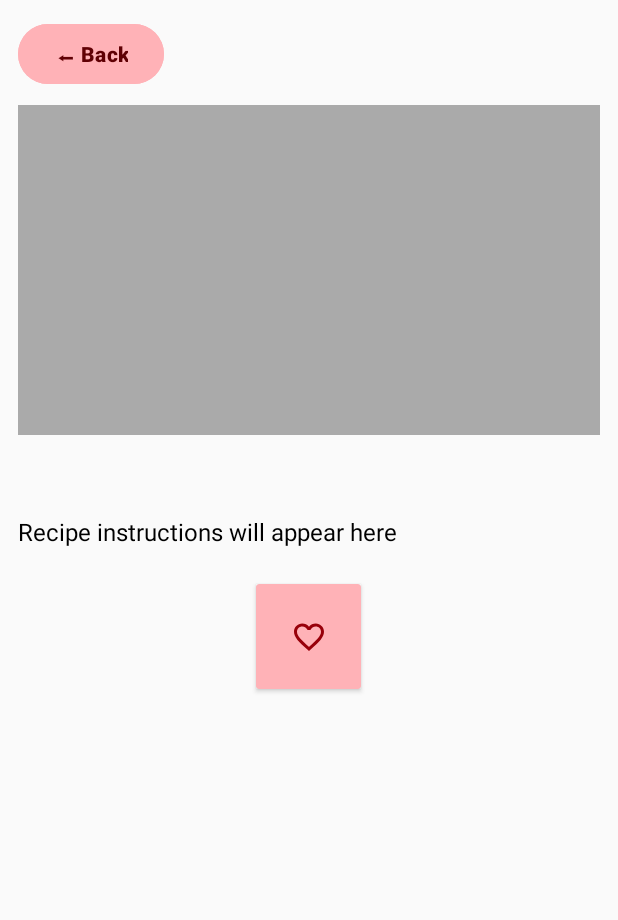
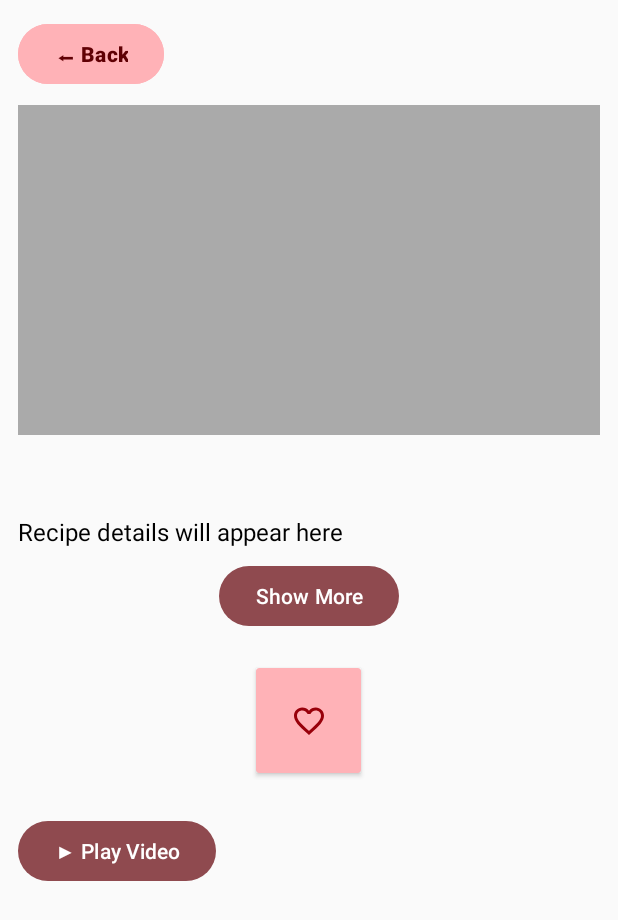
Before and after one commit to Mennaalazaz/recipe-app, an Android app: the layout fragment_recipe_detail.xml on its own in the app's theme, with its tools: preview values and no code run, on a phone screen of 412 x 824 dp. Shown: the top 920 px of the screen. Run offline under Robolectric (Android 15) with nearby library versions, the phone set to English and light mode, and no system bars.

Commit message:
CreatorsAdapter CreatorsFragment

```diff
--- a/app/src/main/AndroidManifest.xml
+++ b/app/src/main/AndroidManifest.xml
@@ -34,5 +34,8 @@
             android:name=".RecipeActivity"
             android:exported="false" />
 
+        <activity android:name=".ui.CreatorsActivity" />
+
+
     </application>
 </manifest>
--- a/app/src/main/java/com/example/recipeapp/recipeproject/Recipe.kt
+++ b/app/src/main/java/com/example/recipeapp/recipeproject/Recipe.kt
@@ -6,7 +6,8 @@ data class Recipe(
     val strCategory : String,
     val strArea : String,
     val strMealThumb : String,
-    val strInstructions : String
+    val strInstructions : String,
+    val strYoutube: String?
 )
 
 data class RecipeResponse(
--- a/app/src/main/res/layout/fragment_recipe_detail.xml
+++ b/app/src/main/res/layout/fragment_recipe_detail.xml
@@ -44,18 +44,29 @@
             android:gravity="center"
             android:layout_marginTop="8dp" />
 
-        <!-- الوصف -->
+        <!-- الوصف المختصر -->
         <TextView
-            android:id="@+id/tvInstructions"
+            android:id="@+id/tvDetails"
             android:layout_width="match_parent"
             android:layout_height="wrap_content"
             android:paddingTop="8dp"
             android:textSize="16sp"
             android:textColor="@android:color/black"
-            android:text="Recipe instructions will appear here"
-            android:layout_marginBottom="16dp" />
+            android:text="Recipe details will appear here"
+            android:layout_marginBottom="8dp" />
+
+        <!-- زر التوسيع -->
 
         <!-- قلب المفضلة داخل CardView -->
+
+        <Button
+            android:id="@+id/btnExpand"
+            android:layout_width="wrap_content"
+            android:layout_height="wrap_content"
+            android:layout_gravity="center_horizontal"
+            android:layout_marginBottom="16dp"
+            android:text="Show More" />
+
         <androidx.cardview.widget.CardView
             android:layout_width="70dp"
             android:layout_height="70dp"
@@ -71,11 +82,19 @@
                 android:id="@+id/btnFavorite"
                 android:layout_width="match_parent"
                 android:layout_height="match_parent"
-                android:src="@drawable/ic_favorite_border"
                 android:background="?attr/selectableItemBackgroundBorderless"
                 android:contentDescription="Favorite"
+                android:src="@drawable/ic_favorite_border"
                 app:tint="@color/md_theme_errorContainer_highContrast" />
         </androidx.cardview.widget.CardView>
 
+        <Button
+            android:id="@+id/btnPlayVideo"
+            android:layout_width="wrap_content"
+            android:layout_height="wrap_content"
+            android:layout_marginTop="8dp"
+            android:text="▶ Play Video" />
+
+
     </LinearLayout>
 </ScrollView>
--- a/app/src/main/res/values/strings.xml
+++ b/app/src/main/res/values/strings.xml
@@ -1,4 +1,6 @@
 <resources>
     <string name="app_name">Recipeapp</string>
     <string name="already_have_account">Already have an account?</string>
+
+
 </resources>
--- a/build.gradle.kts
+++ b/build.gradle.kts
@@ -1,7 +1,7 @@
 // Top-level build file where you can add configuration options common to all sub-projects/modules.
 
 plugins {
-    id("com.android.application") version "8.3.2" apply false
+    id("com.android.application") version "8.2.2" apply false
     id("org.jetbrains.kotlin.android") version "1.9.22" apply false
     id("androidx.navigation.safeargs.kotlin") version "2.7.7" apply false
 }
```
Also changed, not shown: app/build.gradle.kts (+16 -0 lines), app/src/main/java/com/example/recipeapp/ui/HomeFragment.kt (+34 -9 lines), app/src/main/java/com/example/recipeapp/ui/RecipeDetailFragment.kt (+71 -6 lines), app/src/main/res/layout/activity_main.xml (+10 -6 lines), app/src/main/res/layout/fragment_home.xml (+11 -12 lines), app/src/main/res/navigation/nav_graph.xml (+14 -6 lines), 2 other files.
